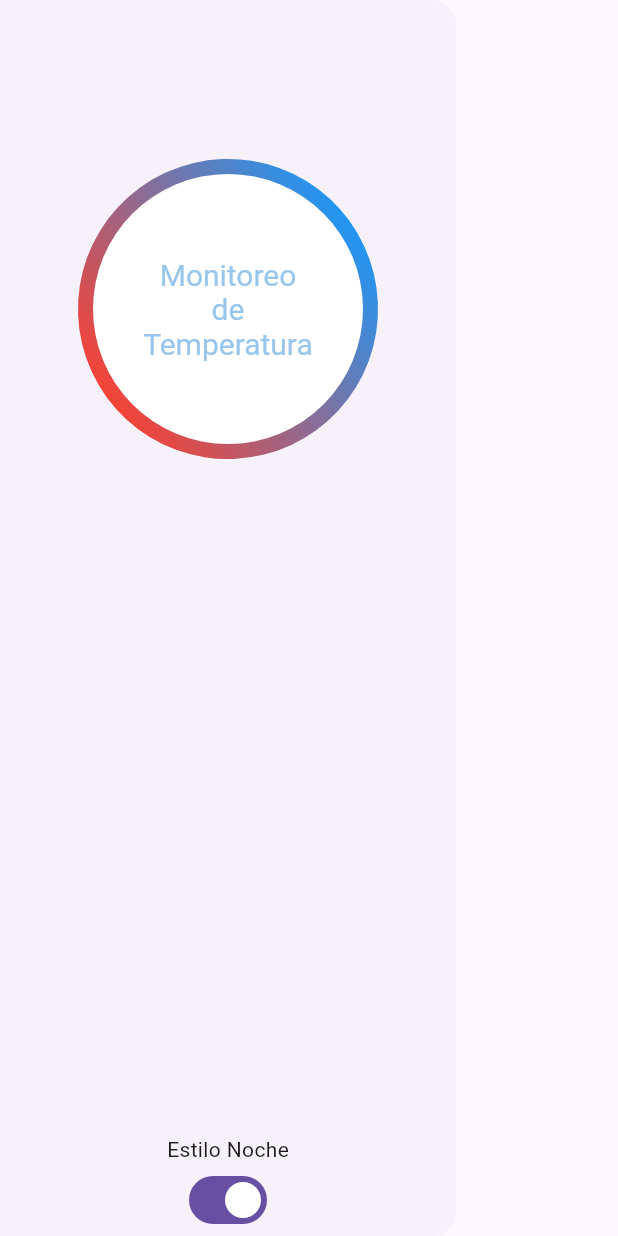
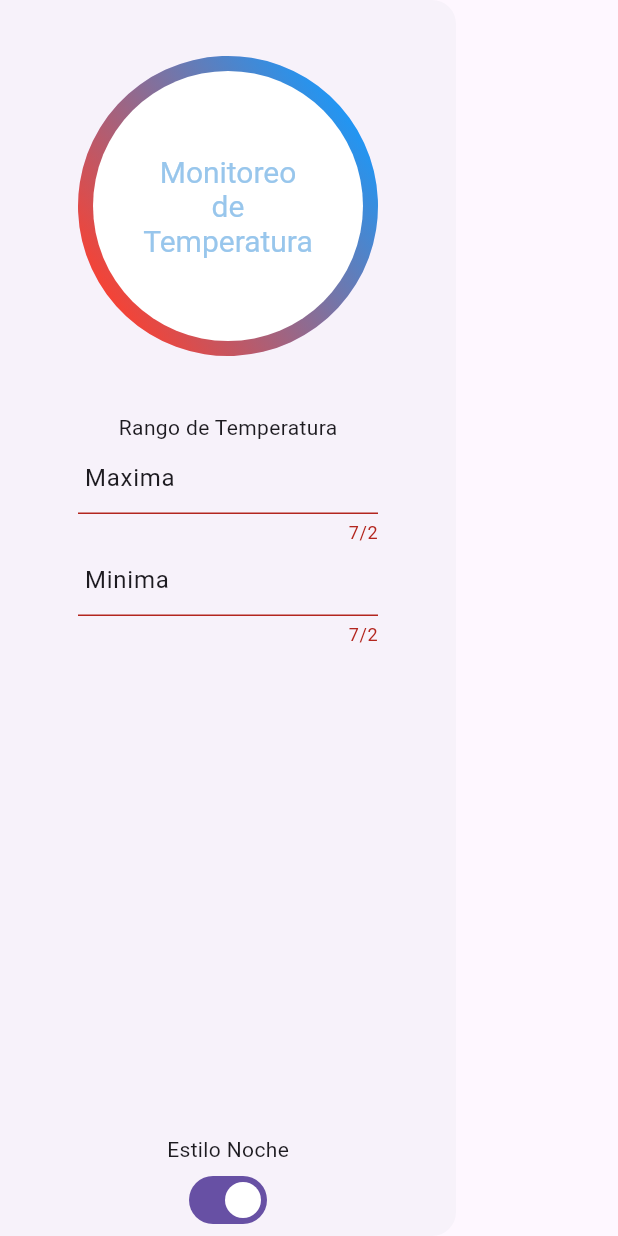
Before and after one commit to franciscoestebanfigueroa/emqx, a Flutter app: the MyDrawer widget shown alone on an empty page, opened directly, on a phone screen of 412 x 824 dp. Run offline on Flutter 3.47's test engine with Material 3 defaults, Android fonts, the phone set to English and light mode, and no system bars; missing offline and left inert: gauge_indicator, graphic_representation, mqtt_client.

Commit message:
modificacion de max

```diff
--- a/lib/provider/provider_drawer.dart
+++ b/lib/provider/provider_drawer.dart
@@ -3,11 +3,17 @@ import 'package:flutter/material.dart';
 //enum  MyTema{ ThemeData.dark() ,light()}
 class ProviderDrawer extends ChangeNotifier {
   bool _estadoTema = true;
-  GlobalKey<ScaffoldState> globalKey = GlobalKey<ScaffoldState>();
+  TextEditingController setMax=TextEditingController(text: " Maxima");
+  TextEditingController setMin=TextEditingController(text: " Minima");
 
   ProviderDrawer() {
+  print("provider drawer");
+  print(setMax);
+  print(setMin);
+
     init();
   }
+
 
   bool get estadoTema => _estadoTema;
 
--- a/lib/widget/my_drawer.dart
+++ b/lib/widget/my_drawer.dart
@@ -51,7 +51,26 @@ class MyDrawer extends StatelessWidget {
               // radius:MediaQuery.of(context).size.width*.2,
             ),
           ),
-          //Expanded(child: ),
+          Expanded(child:Container(
+
+            width: 200,
+            child:  Column(
+              children:[
+                const Text("Rango de Temperatura"),
+                TextField(
+                  controller: model.setMax,
+                  maxLength: 2,
+                  keyboardType: TextInputType.number,
+                ),
+                TextField(
+                  keyboardType: TextInputType.number,
+                  controller: model.setMin,
+                  maxLength: 2,
+                )
+
+              ]
+            ),
+          ) ),
           Expanded(
             child: Column(
               mainAxisAlignment: MainAxisAlignment.end,
```
Also changed, not shown: lib/main.dart (+6 -7 lines).
